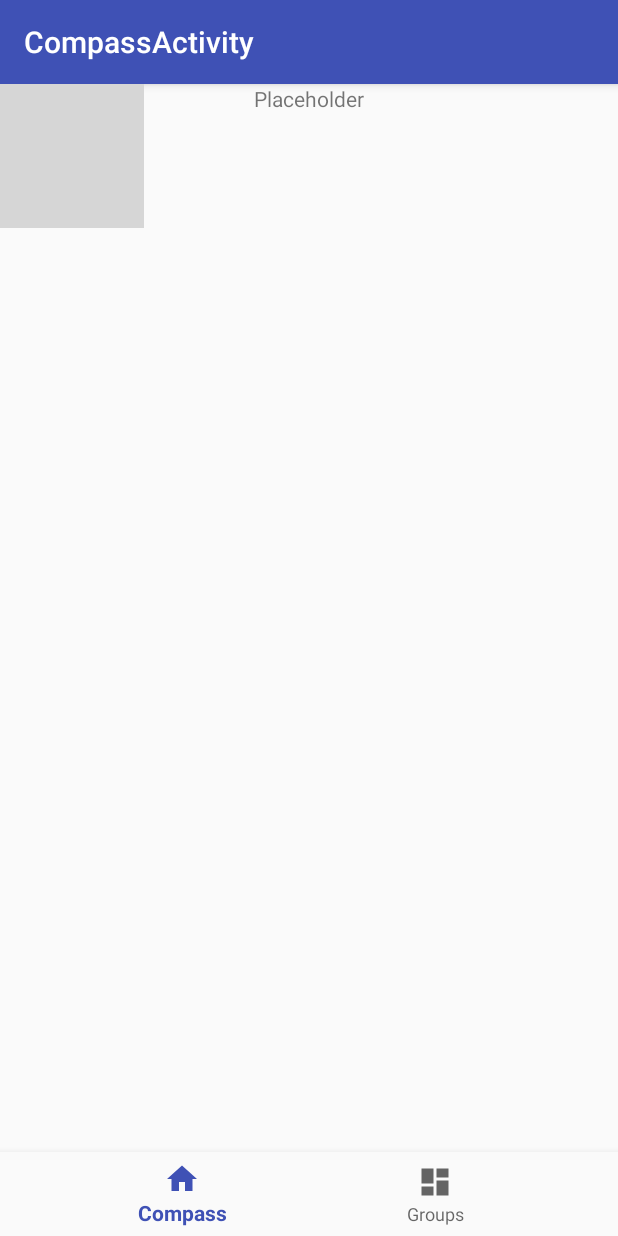
After one commit to mdzirbel/FindMyGroup, an Android app: the CompassActivity screen opened directly, with no data from a screen before it, on a phone screen of 412 x 824 dp. The commit adds this screen. Run offline under Robolectric (Android 15) with nearby library versions, the phone set to English and light mode, and no system bars; grey boxes are pictures that could not be loaded.

Commit message:
seperated compass activity, made compass xml layout and got a spinning compass

```diff
--- /dev/null
+++ b/app/src/main/java/com/example/matth/findmygroup/CompassActivity.java
@@ -0,0 +1,89 @@
+package com.example.matth.findmygroup;
+
+import android.content.Intent;
+import android.hardware.Sensor;
+import android.hardware.SensorEvent;
+import android.hardware.SensorEventListener;
+import android.hardware.SensorManager;
+import android.os.Bundle;
+import android.support.annotation.NonNull;
+import android.support.design.widget.BottomNavigationView;
+import android.support.v7.app.AppCompatActivity;
+import android.view.MenuItem;
+import android.view.animation.Animation;
+import android.view.animation.RotateAnimation;
+import android.widget.ImageView;
+import android.widget.TextView;
+
+public class CompassActivity extends AppCompatActivity implements SensorEventListener {
+
+    private SensorManager sensorManager;
+    private TextView mTextMessage;
+    private ImageView mCompassImage;
+    private float currentDegree = 0f;
+
+    private BottomNavigationView.OnNavigationItemSelectedListener mOnNavigationItemSelectedListener
+            = new BottomNavigationView.OnNavigationItemSelectedListener() {
+        @Override
+        public boolean onNavigationItemSelected(@NonNull MenuItem item) {
+            switch (item.getItemId()) {
+                case R.id.navigation_groups:
+                    Intent intent = new Intent(CompassActivity.this, MainActivity.class);
+                    startActivity(intent);
+                    return true;
+                case R.id.navigation_compass:
+                    return true;
+            }
+            return false;
+        }
+    };
+
+    @Override
+    protected void onCreate(Bundle savedInstanceState) {
+        super.onCreate(savedInstanceState);
+        setContentView(R.layout.activity_compass);
+
+        mTextMessage = findViewById(R.id.compass_text);
+        mCompassImage = findViewById(R.id.compass_image);
+        BottomNavigationView navigation = findViewById(R.id.navigation);
+
+        sensorManager = (SensorManager) getSystemService(SENSOR_SERVICE);
+
+        navigation.setOnNavigationItemSelectedListener(mOnNavigationItemSelectedListener);
+    }
+
+    @Override
+    protected void onResume()
+    {
+        super.onResume();
+        sensorManager.registerListener( this,
+                sensorManager.getDefaultSensor(Sensor.TYPE_ORIENTATION),
+                SensorManager.SENSOR_DELAY_GAME);
+    }
+
+    @Override
+    protected void onPause()
+    {
+        super.onPause();
+        sensorManager.unregisterListener(this);
+    }
+
+    @Override
+    public void onSensorChanged(SensorEvent event)
+    {
+        float degree=Math.round(event.values[0]);
+        mTextMessage.setText("Rotation: "+Float.toString(degree)+" degrees");
+        RotateAnimation ra=new RotateAnimation(currentDegree,-degree, Animation.RELATIVE_TO_SELF,
+                0.5f,Animation.RELATIVE_TO_SELF,0.5f);
+        ra.setDuration(120);
+        ra.setFillAfter(true);
+        mCompassImage.startAnimation(ra);
+        currentDegree=-degree;
+    }
+
+    @Override
+    public void onAccuracyChanged(Sensor p1, int p2)
+    {
+    }
+
+}
--- /dev/null
+++ b/app/src/main/res/layout/activity_compass.xml
@@ -0,0 +1,45 @@
+<?xml version="1.0" encoding="utf-8"?>
+<android.support.constraint.ConstraintLayout xmlns:android="http://schemas.android.com/apk/res/android"
+    xmlns:app="http://schemas.android.com/apk/res-auto"
+    xmlns:tools="http://schemas.android.com/tools"
+    android:id="@+id/container"
+    android:layout_width="match_parent"
+    android:layout_height="match_parent"
+    tools:context="com.example.matth.findmygroup.CompassActivity">
+
+
+
+    <RelativeLayout
+        android:id="@+id/compass"
+        android:layout_width="match_parent"
+        android:layout_height="wrap_content">
+
+        <TextView
+            android:layout_width="match_parent"
+            android:layout_height="40sp"
+            android:layout_alignParentTop="true"
+            android:textAlignment="center"
+            android:id="@+id/compass_text"
+            android:text="@string/compass_text"/>
+
+        <ImageView
+            android:layout_width="wrap_content"
+            android:layout_height="wrap_content"
+            android:id="@+id/compass_image"
+            android:src="@drawable/compass"
+            android:adjustViewBounds="false"/>
+    </RelativeLayout>
+
+    <android.support.design.widget.BottomNavigationView
+        android:id="@+id/navigation"
+        android:layout_width="0dp"
+        android:layout_height="wrap_content"
+        android:layout_marginEnd="0dp"
+        android:layout_marginStart="0dp"
+        android:background="?android:attr/windowBackground"
+        app:layout_constraintBottom_toBottomOf="parent"
+        app:layout_constraintLeft_toLeftOf="parent"
+        app:layout_constraintRight_toRightOf="parent"
+        app:menu="@menu/nav_compass" />
+
+</android.support.constraint.ConstraintLayout>
--- /dev/null
+++ b/app/src/main/res/menu/nav_compass.xml
@@ -0,0 +1,14 @@
+<?xml version="1.0" encoding="utf-8"?>
+<menu xmlns:android="http://schemas.android.com/apk/res/android">
+
+    <item
+        android:id="@+id/navigation_compass"
+        android:icon="@drawable/ic_home_black_24dp"
+        android:title="@string/title_compass" />
+
+    <item
+        android:id="@+id/navigation_groups"
+        android:icon="@drawable/ic_dashboard_black_24dp"
+        android:title="@string/title_groups" />
+
+</menu>
--- a/app/src/main/res/values/strings.xml
+++ b/app/src/main/res/values/strings.xml
@@ -10,7 +10,6 @@
     <string name="settings">Settings</string>
     <string name="profile_text">Profile</string>
     <string name="sign_out">Sign Out</string>
-
-    <!-- TODO: Remove or change this placeholder text -->
-    <string name="hello_blank_fragment">Hello blank fragment</string>
+    <string name="title_activity_compass">CompassActivity</string>
+    <string name="compass_text">Placeholder</string>
 </resources>
```
Also changed, not shown: app/src/main/AndroidManifest.xml (+7 -2 lines), app/src/main/java/com/example/matth/findmygroup/MainActivity.java (+3 -22 lines), app/src/main/res/layout/activity_main.xml (+0 -18 lines).
